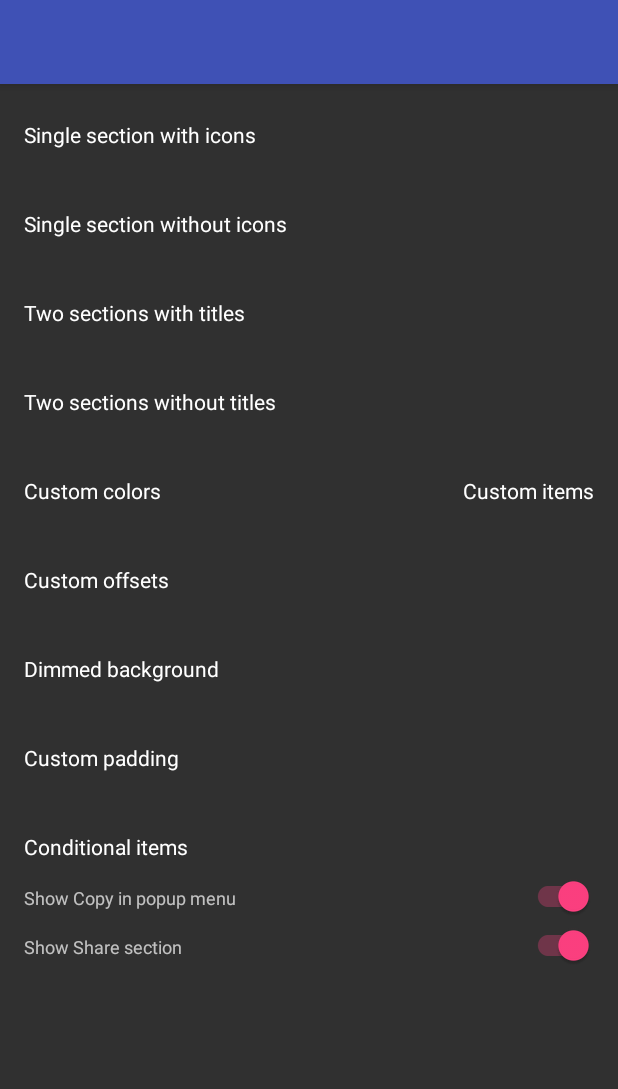
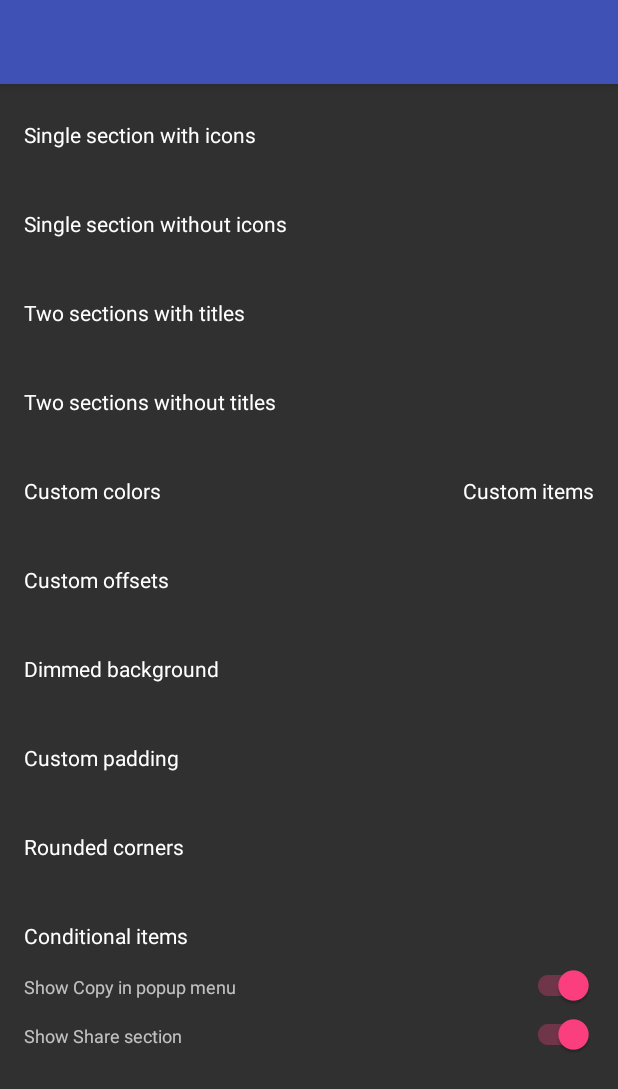
Before and after one commit to zawadz88/MaterialPopupMenu, an Android app: the DarkActivity screen opened directly, with no data from a screen before it, on a phone screen of 412 x 824 dp. Shown: the top 1089 px of the screen. Run offline under Robolectric (Android 15) with nearby library versions, the phone set to English and light mode, and no system bars; our stand-ins replace ButterKnife; 1 statement that could not run was skipped.

Commit message:
Add rounded corners sample

```diff
--- /dev/null
+++ b/sample/src/main/res/drawable/rounded_popup_background.xml
@@ -0,0 +1,7 @@
+<?xml version="1.0" encoding="utf-8"?>
+<shape xmlns:android="http://schemas.android.com/apk/res/android"
+    android:shape="rectangle">
+
+    <corners android:radius="8dp" />
+    <solid android:color="?colorBackgroundFloating" />
+</shape>
--- a/sample/src/main/res/layout/activity_dark.xml
+++ b/sample/src/main/res/layout/activity_dark.xml
@@ -108,13 +108,22 @@
                 app:layout_constraintTop_toBottomOf="@+id/dimmedBackgroundTextView" />
 
             <TextView
+                android:id="@+id/roundedCornersTextView"
+                style="@style/TitleLabel"
+                android:layout_width="wrap_content"
+                android:layout_height="wrap_content"
+                android:text="@string/rounded_corners"
+                app:layout_constraintLeft_toLeftOf="parent"
+                app:layout_constraintTop_toBottomOf="@+id/customPaddingTextView" />
+
+            <TextView
                 android:id="@+id/conditionalItemsTextView"
                 style="@style/TitleLabel"
                 android:layout_width="wrap_content"
                 android:layout_height="wrap_content"
                 android:text="@string/conditional_items"
                 app:layout_constraintLeft_toLeftOf="parent"
-                app:layout_constraintTop_toBottomOf="@+id/customPaddingTextView" />
+                app:layout_constraintTop_toBottomOf="@+id/roundedCornersTextView" />
 
             <TextView
                 android:id="@+id/conditionalItemsCopySubtitleTextView"
--- a/sample/src/main/res/values/strings.xml
+++ b/sample/src/main/res/values/strings.xml
@@ -17,4 +17,5 @@
     <string name="copy">Copy</string>
     <string name="dimmed_background">Dimmed background</string>
     <string name="custom_padding">Custom padding</string>
+    <string name="rounded_corners">Rounded corners</string>
 </resources>
--- a/sample/src/main/res/values/styles.xml
+++ b/sample/src/main/res/values/styles.xml
@@ -76,4 +76,12 @@
         <item name="mpm_paddingTop">16dp</item>
     </style>
 
+    <style name="Widget.MPM.Menu.RoundedCorners">
+        <item name="android:popupBackground">@drawable/rounded_popup_background</item>
+    </style>
+
+    <style name="Widget.MPM.Menu.Dark.RoundedCorners">
+        <item name="android:popupBackground">@drawable/rounded_popup_background</item>
+    </style>
+
 </resources>
```
Also changed, not shown: sample/src/main/java/com/github/zawadz88/materialpopupmenu/sample/DarkActivity.kt (+31 -0 lines), sample/src/main/java/com/github/zawadz88/materialpopupmenu/sample/LightActivity.kt (+33 -0 lines), sample/src/main/res/layout/activity_light.xml (+10 -1 lines), sample/src/main/res/layout/view_custom_item_colored.xml (added, +15 -0 lines).
